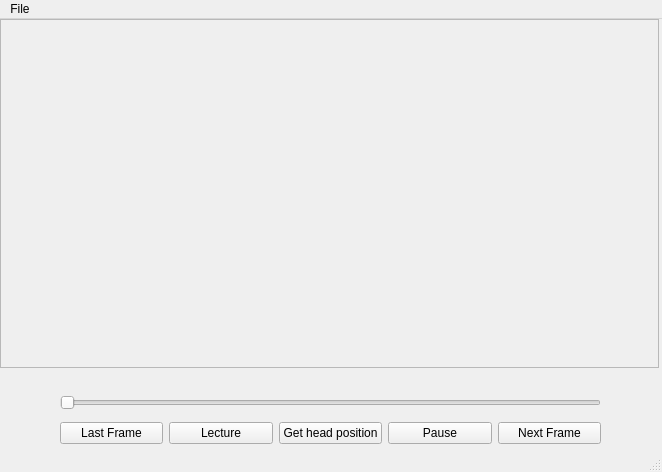
senecolas/IRC3D-head-compare, file code/ui/main.ui: the form before one commit.
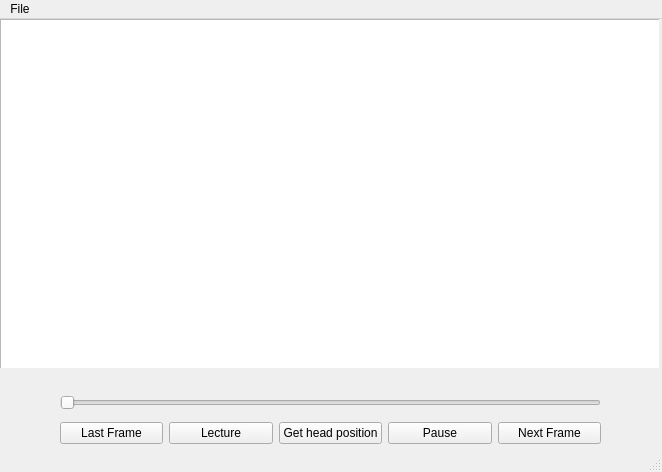
The form after the commit.

Commit message: Mush better zoom

The edit to the form file:
```diff
--- a/code/ui/main.ui
+++ b/code/ui/main.ui
@@ -41,7 +41,7 @@
     <property name="frameShadow">
      <enum>QFrame::Raised</enum>
     </property>
-    <widget class="QLabel" name="VideoWidget">
+    <widget class="QLabel" name="VideoWidget_old">
      <property name="geometry">
       <rect>
        <x>0</x>
@@ -54,6 +54,40 @@
       <string/>
      </property>
     </widget>
+    <widget class="QGraphicsView" name="VideoWidget">
+     <property name="geometry">
+      <rect>
+       <x>0</x>
+       <y>0</y>
+       <width>661</width>
+       <height>351</height>
+      </rect>
+     </property>
+     <property name="verticalScrollBarPolicy">
+      <enum>Qt::ScrollBarAlwaysOff</enum>
+     </property>
+     <property name="horizontalScrollBarPolicy">
+      <enum>Qt::ScrollBarAlwaysOff</enum>
+     </property>
+     <property name="backgroundBrush">
+      <brush brushstyle="SolidPattern">
+       <color alpha="255">
+        <red>0</red>
+        <green>0</green>
+        <blue>0</blue>
+       </color>
+      </brush>
+     </property>
+     <property name="dragMode">
+      <enum>QGraphicsView::NoDrag</enum>
+     </property>
+     <property name="cacheMode">
+      <set>QGraphicsView::CacheNone</set>
+     </property>
+     <property name="resizeAnchor">
+      <enum>QGraphicsView::AnchorViewCenter</enum>
+     </property>
+    </widget>
    </widget>
    <widget class="QWidget" name="layoutWidget">
     <property name="geometry">
```
The commit also changes 2 other files.
